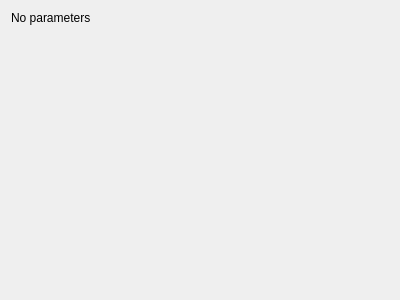
Before: the Qt Designer form mandelbulber2/qt_data/fractal_benesi.ui in buddhi1980/mandelbulber2, drawn with Qt 5.
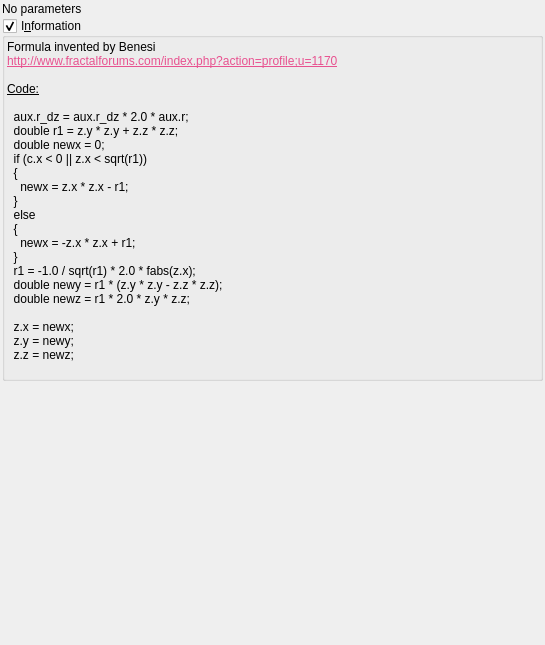
After: the same form once the commit is applied. Custom widgets are drawn as their Qt base class.

Commit message: Corrected EiffieMsltoe formula (now looks properly) Added information boxes for formulas from B to F. Code formated. Reanmed 'Options' tab to 'Global parameters'

The edit to the form file:
```diff
--- a/mandelbulber2/qt_data/fractal_benesi.ui
+++ b/mandelbulber2/qt_data/fractal_benesi.ui
@@ -6,14 +6,29 @@
    <rect>
     <x>0</x>
     <y>0</y>
-    <width>400</width>
-    <height>300</height>
+    <width>545</width>
+    <height>645</height>
    </rect>
   </property>
   <property name="windowTitle">
    <string>Form</string>
   </property>
   <layout class="QVBoxLayout" name="verticalLayout">
+   <property name="spacing">
+    <number>2</number>
+   </property>
+   <property name="leftMargin">
+    <number>2</number>
+   </property>
+   <property name="topMargin">
+    <number>2</number>
+   </property>
+   <property name="rightMargin">
+    <number>2</number>
+   </property>
+   <property name="bottomMargin">
+    <number>2</number>
+   </property>
    <item>
     <widget class="QLabel" name="label">
      <property name="text">
@@ -21,6 +36,79 @@
      </property>
     </widget>
    </item>
+   <item>
+    <widget class="MyGroupBox" name="groupCheck_info">
+     <property name="title">
+      <string>I&amp;nformation</string>
+     </property>
+     <property name="flat">
+      <bool>false</bool>
+     </property>
+     <property name="checkable">
+      <bool>true</bool>
+     </property>
+     <layout class="QVBoxLayout" name="verticalLayout_2">
+      <property name="spacing">
+       <number>2</number>
+      </property>
+      <property name="leftMargin">
+       <number>2</number>
+      </property>
+      <property name="topMargin">
+       <number>2</number>
+      </property>
+      <property name="rightMargin">
+       <number>2</number>
+      </property>
+      <property name="bottomMargin">
+       <number>2</number>
+      </property>
+      <item>
+       <widget class="QLabel" name="label_4">
+        <property name="text">
+         <string>&lt;!DOCTYPE HTML PUBLIC &quot;-//W3C//DTD HTML 4.0//EN&quot; &quot;http://www.w3.org/TR/REC-html40/strict.dtd&quot;&gt;
+&lt;html&gt;&lt;head&gt;&lt;meta name=&quot;qrichtext&quot; content=&quot;1&quot; /&gt;&lt;style type=&quot;text/css&quot;&gt;
+p, li { white-space: pre-wrap; }
+&lt;/style&gt;&lt;/head&gt;&lt;body&gt;
+&lt;p style=&quot; margin-top:0px; margin-bottom:0px; margin-left:0px; margin-right:0px; -qt-block-indent:0; text-indent:0px;&quot;&gt;Formula invented by Benesi &lt;/p&gt;
+&lt;p style=&quot; margin-top:0px; margin-bottom:0px; margin-left:0px; margin-right:0px; -qt-block-indent:0; text-indent:0px;&quot;&gt;&lt;a href=&quot;http://www.fractalforums.com/index.php?action=profile;u=1170&quot;&gt;&lt;span style=&quot; text-decoration: underline; color:#e85290;&quot;&gt;http://www.fractalforums.com/index.php?action=profile;u=1170&lt;/span&gt;&lt;/a&gt;&lt;/p&gt;
+&lt;p style=&quot;-qt-paragraph-type:empty; margin-top:0px; margin-bottom:0px; margin-left:0px; margin-right:0px; -qt-block-indent:0; text-indent:0px;&quot;&gt;&lt;br /&gt;&lt;/p&gt;
+&lt;p style=&quot; margin-top:0px; margin-bottom:0px; margin-left:0px; margin-right:0px; -qt-block-indent:0; text-indent:0px;&quot;&gt;&lt;span style=&quot; text-decoration: underline;&quot;&gt;Code:&lt;/span&gt;&lt;/p&gt;
+&lt;p style=&quot;-qt-paragraph-type:empty; margin-top:0px; margin-bottom:0px; margin-left:0px; margin-right:0px; -qt-block-indent:0; text-indent:0px; text-decoration: underline;&quot;&gt;&lt;br /&gt;&lt;/p&gt;
+&lt;p style=&quot; margin-top:0px; margin-bottom:0px; margin-left:0px; margin-right:0px; -qt-block-indent:0; text-indent:0px;&quot;&gt;  aux.r_dz = aux.r_dz * 2.0 * aux.r;&lt;/p&gt;
+&lt;p style=&quot; margin-top:0px; margin-bottom:0px; margin-left:0px; margin-right:0px; -qt-block-indent:0; text-indent:0px;&quot;&gt;  double r1 = z.y * z.y + z.z * z.z;&lt;/p&gt;
+&lt;p style=&quot; margin-top:0px; margin-bottom:0px; margin-left:0px; margin-right:0px; -qt-block-indent:0; text-indent:0px;&quot;&gt;  double newx = 0;&lt;/p&gt;
+&lt;p style=&quot; margin-top:0px; margin-bottom:0px; margin-left:0px; margin-right:0px; -qt-block-indent:0; text-indent:0px;&quot;&gt;  if (c.x &amp;lt; 0 || z.x &amp;lt; sqrt(r1))&lt;/p&gt;
+&lt;p style=&quot; margin-top:0px; margin-bottom:0px; margin-left:0px; margin-right:0px; -qt-block-indent:0; text-indent:0px;&quot;&gt;  {&lt;/p&gt;
+&lt;p style=&quot; margin-top:0px; margin-bottom:0px; margin-left:0px; margin-right:0px; -qt-block-indent:0; text-indent:0px;&quot;&gt;    newx = z.x * z.x - r1;&lt;/p&gt;
+&lt;p style=&quot; margin-top:0px; margin-bottom:0px; margin-left:0px; margin-right:0px; -qt-block-indent:0; text-indent:0px;&quot;&gt;  }&lt;/p&gt;
+&lt;p style=&quot; margin-top:0px; margin-bottom:0px; margin-left:0px; margin-right:0px; -qt-block-indent:0; text-indent:0px;&quot;&gt;  else&lt;/p&gt;
+&lt;p style=&quot; margin-top:0px; margin-bottom:0px; margin-left:0px; margin-right:0px; -qt-block-indent:0; text-indent:0px;&quot;&gt;  {&lt;/p&gt;
+&lt;p style=&quot; margin-top:0px; margin-bottom:0px; margin-left:0px; margin-right:0px; -qt-block-indent:0; text-indent:0px;&quot;&gt;    newx = -z.x * z.x + r1;&lt;/p&gt;
+&lt;p style=&quot; margin-top:0px; margin-bottom:0px; margin-left:0px; margin-right:0px; -qt-block-indent:0; text-indent:0px;&quot;&gt;  }&lt;/p&gt;
+&lt;p style=&quot; margin-top:0px; margin-bottom:0px; margin-left:0px; margin-right:0px; -qt-block-indent:0; text-indent:0px;&quot;&gt;  r1 = -1.0 / sqrt(r1) * 2.0 * fabs(z.x);&lt;/p&gt;
+&lt;p style=&quot; margin-top:0px; margin-bottom:0px; margin-left:0px; margin-right:0px; -qt-block-indent:0; text-indent:0px;&quot;&gt;  double newy = r1 * (z.y * z.y - z.z * z.z);&lt;/p&gt;
+&lt;p style=&quot; margin-top:0px; margin-bottom:0px; margin-left:0px; margin-right:0px; -qt-block-indent:0; text-indent:0px;&quot;&gt;  double newz = r1 * 2.0 * z.y * z.z;&lt;/p&gt;
+&lt;p style=&quot;-qt-paragraph-type:empty; margin-top:0px; margin-bottom:0px; margin-left:0px; margin-right:0px; -qt-block-indent:0; text-indent:0px;&quot;&gt;&lt;br /&gt;&lt;/p&gt;
+&lt;p style=&quot; margin-top:0px; margin-bottom:0px; margin-left:0px; margin-right:0px; -qt-block-indent:0; text-indent:0px;&quot;&gt;  z.x = newx;&lt;/p&gt;
+&lt;p style=&quot; margin-top:0px; margin-bottom:0px; margin-left:0px; margin-right:0px; -qt-block-indent:0; text-indent:0px;&quot;&gt;  z.y = newy;&lt;/p&gt;
+&lt;p style=&quot; margin-top:0px; margin-bottom:0px; margin-left:0px; margin-right:0px; -qt-block-indent:0; text-indent:0px;&quot;&gt;  z.z = newz;&lt;/p&gt;
+&lt;p style=&quot;-qt-paragraph-type:empty; margin-top:0px; margin-bottom:0px; margin-left:0px; margin-right:0px; -qt-block-indent:0; text-indent:0px;&quot;&gt;&lt;br /&gt;&lt;/p&gt;&lt;/body&gt;&lt;/html&gt;</string>
+        </property>
+        <property name="wordWrap">
+         <bool>true</bool>
+        </property>
+        <property name="openExternalLinks">
+         <bool>true</bool>
+        </property>
+        <property name="textInteractionFlags">
+         <set>Qt::LinksAccessibleByMouse|Qt::TextSelectableByMouse</set>
+        </property>
+       </widget>
+      </item>
+     </layout>
+    </widget>
+   </item>
    <item>
     <spacer name="verticalSpacer">
      <property name="orientation">
@@ -36,6 +124,14 @@
    </item>
   </layout>
  </widget>
+ <customwidgets>
+  <customwidget>
+   <class>MyGroupBox</class>
+   <extends>QGroupBox</extends>
+   <header>mygroupbox.h</header>
+   <container>1</container>
+  </customwidget>
+ </customwidgets>
  <resources/>
  <connections/>
 </ui>
```
The commit also changes 17 other files.
